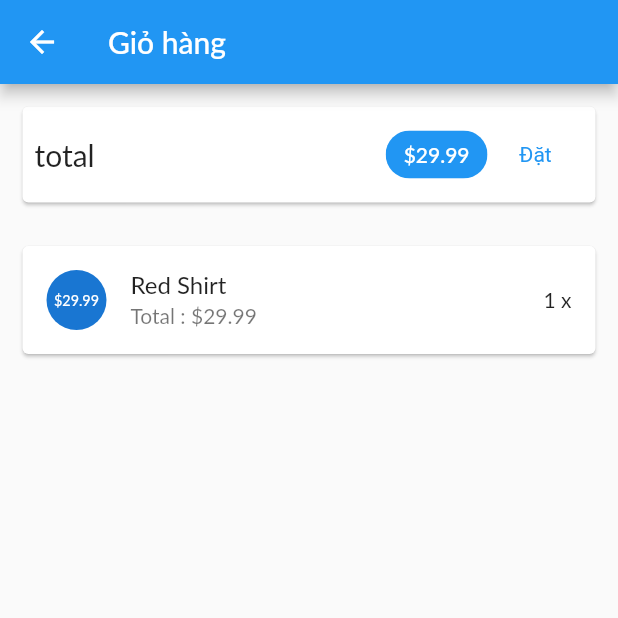
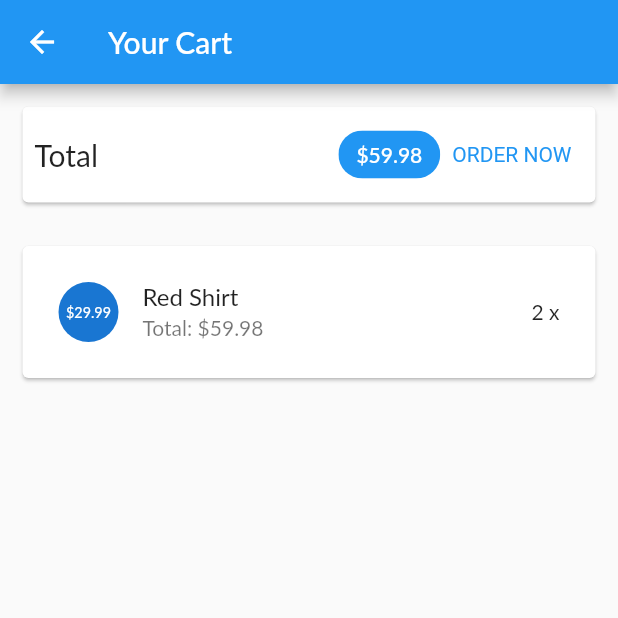
Before and after one commit to Duchuynh09/my-shop, a Flutter app: the CartScreen screen opened by its route, on a phone screen of 412 x 824 dp, the top half of it. Run offline on Flutter 3.47's test engine with Material 2 defaults, Android fonts, the phone set to English and light mode, and no system bars; network calls fail; Roboto replaces fonts that are missing (Lato).

Commit message:
Quan ly trang thai voi provider - CartManager

```diff
--- a/lib/main.dart
+++ b/lib/main.dart
@@ -13,7 +13,10 @@ class MyApp extends StatelessWidget {
     return MultiProvider(
       providers: [
         ChangeNotifierProvider(
-          create: (context) => ProductsManager(),
+          create: (ctx) => ProductsManager(),
+        ),
+        ChangeNotifierProvider(
+          create: (ctx) => CartManager(),
         ),
       ],
       child: MaterialApp(
--- a/lib/ui/Cart/cart_item_card.dart
+++ b/lib/ui/Cart/cart_item_card.dart
@@ -1,27 +1,26 @@
 import 'package:flutter/material.dart';
+import 'package:provider/provider.dart';
+
 import '../../models/cart_item.dart';
 import '../shared/dialog_utils.dart';
+import 'cart_manager.dart';
 
 class CartItemCard extends StatelessWidget {
-  final String producId;
+  final String productId;
   final CartItem cardItem;
-  const CartItemCard({
-    required this.producId,
-    required this.cardItem,
-    super.key,
-  });
+
+  const CartItemCard(
+      {super.key, required this.productId, required this.cardItem});
+
   @override
   Widget build(BuildContext context) {
     return Dismissible(
       key: ValueKey(cardItem.id),
       background: Container(
+        color: Theme.of(context).errorColor,
         alignment: Alignment.centerRight,
-        color: Theme.of(context).errorColor,
         padding: const EdgeInsets.only(right: 20),
-        margin: const EdgeInsets.symmetric(
-          horizontal: 15,
-          vertical: 4,
-        ),
+        margin: const EdgeInsets.symmetric(horizontal: 15, vertical: 4),
         child: const Icon(
           Icons.delete,
           color: Colors.white,
@@ -30,19 +29,23 @@ class CartItemCard extends StatelessWidget {
       ),
       direction: DismissDirection.endToStart,
       confirmDismiss: (direction) {
-        return showComfirmDialog(context, 'Không mua nữa?');
+        return showComfirmDialog(
+          context,
+          'Do you want to remove the item from the cart?',
+        );
       },
-      onDismissed: (direction) => {},
+      onDismissed: (direction) {
+        context.read<CartManager>().removeItem(productId);
+      },
       child: buildItemCard(),
     );
   }
 
   Widget buildItemCard() {
     return Card(
-      margin: const EdgeInsets.symmetric(
-        horizontal: 15,
-        vertical: 4,
-      ),
+      margin: const EdgeInsets.symmetric(horizontal: 15, vertical: 4),
+      child: Padding(
+        padding: const EdgeInsets.all(8),
         child: ListTile(
           leading: CircleAvatar(
             child: Padding(
@@ -53,8 +56,9 @@ class CartItemCard extends StatelessWidget {
             ),
           ),
           title: Text(cardItem.title),
-        subtitle: Text('Total : \$${cardItem.price * cardItem.quantity}'),
+          subtitle: Text('Total: \$${(cardItem.price * cardItem.quantity)}'),
           trailing: Text('${cardItem.quantity} x'),
+        ),
       ),
     );
   }
--- a/lib/ui/Cart/cart_manager.dart
+++ b/lib/ui/Cart/cart_manager.dart
@@ -1,16 +1,14 @@
+import 'package:flutter/foundation.dart';
+
 import '../../models/cart_item.dart';
+import '../../models/product.dart';
 
+class CartManager with ChangeNotifier {
+  Map<String, CartItem> _items = {
+    'p1': CartItem(id: 'c1', title: 'Red Shirt', price: 29.99, quantity: 2),
+  };
 
-class CartManager {
-  final Map<String, CartItem> _items = {
-    'p1': CartItem(
-      id: 'c1',
-      title: 'Red Shirt',
-      quantity: 1,
-      price: 29.99,
-    ),
-  };
-  int get producCount {
+  int get productCount {
     return _items.length;
   }
 
@@ -24,9 +22,55 @@ class CartManager {
 
   double get totalAmount {
     var total = 0.0;
-    _items.forEach((key, value) {
-      total += value.price * value.quantity;
+    _items.forEach((key, CartItem) {
+      total += CartItem.price * CartItem.quantity;
     });
     return total;
   }
+
+  void addItem(Product product) {
+    if (_items.containsKey(product.id)) {
+      _items.update(
+        product.id!,
+        (existingCartItem) => existingCartItem.copyWith(
+          quantity: existingCartItem.quantity + 1,
+        ),
+      );
+    } else {
+      _items.putIfAbsent(
+          product.id!,
+          () => CartItem(
+              id: 'c${DateTime.now().toIso8601String()}',
+              title: product.title,
+              quantity: 1,
+              price: product.price));
+    }
+    notifyListeners();
+  }
+
+  void removeItem(String productId) {
+    _items.remove(productId);
+    notifyListeners();
+  }
+
+  void removeSingleItem(String productId) {
+    if (!_items.containsKey(productId)) {
+      return;
+    }
+    if (_items[productId]?.quantity as num > 1) {
+      _items.update(
+          productId,
+          (existingCartItem) => existingCartItem.copyWith(
+                quantity: existingCartItem.quantity - 1,
+              ));
+    } else {
+      _items.remove(productId);
+    }
+    notifyListeners();
+  }
+
+  void clear() {
+    _items = {};
+    notifyListeners();
+  }
 }
--- a/lib/ui/Cart/cart_screen.dart
+++ b/lib/ui/Cart/cart_screen.dart
@@ -1,44 +1,30 @@
 import 'package:flutter/material.dart';
+import 'package:provider/provider.dart';
+
 import 'cart_manager.dart';
 import 'cart_item_card.dart';
 
 class CartScreen extends StatelessWidget {
   static const routeName = '/cart';
-  const CartScreen({Key? key}) : super(key: key);
+
+  const CartScreen({super.key});
 
   @override
   Widget build(BuildContext context) {
-    final cart = CartManager();
+    final cart = context.watch<CartManager>();
     return Scaffold(
       appBar: AppBar(
-        title: const Text(
-          'Giỏ hàng',
-        ),
+        title: const Text('Your Cart'),
       ),
       body: Column(
         children: <Widget>[
           buildCartSummary(cart, context),
-          const SizedBox(
-            height: 10,
-          ),
+          const SizedBox(height: 10),
           Expanded(
             child: buildCartDetails(cart),
-          )
+          ),
         ],
       ),
-    );
-  }
-
-  Widget buildCartDetails(CartManager cart) {
-    return ListView(
-      children: cart.productEntries
-          .map(
-            (e) => CartItemCard(
-              producId: e.key,
-              cardItem: e.value,
-            ),
-          )
-          .toList(),
     );
   }
 
@@ -51,7 +37,7 @@ class CartScreen extends StatelessWidget {
           mainAxisAlignment: MainAxisAlignment.spaceBetween,
           children: <Widget>[
             const Text(
-              'total',
+              'Total',
               style: TextStyle(fontSize: 20),
             ),
             const Spacer(),
@@ -64,19 +50,27 @@ class CartScreen extends StatelessWidget {
               backgroundColor: Theme.of(context).primaryColor,
             ),
             TextButton(
-              onPressed: () {},
+              onPressed: () {
+                print('An order has been added');
+              },
               style: TextButton.styleFrom(
-                textStyle: TextStyle(
-                  color: Theme.of(context).primaryColor,
-                ),
-              ),
-              child: const Text(
-                'Đặt',
-              ),
-            ),
+                  textStyle: TextStyle(color: Theme.of(context).primaryColor)),
+              child: const Text('ORDER NOW'),
+            )
           ],
         ),
       ),
     );
   }
+
+  Widget buildCartDetails(CartManager cart) {
+    return ListView(
+      children: cart.productEntries
+          .map(
+            (entry) =>
+                CartItemCard(productId: entry.key, cardItem: entry.value),
+          )
+          .toList(),
+    );
+  }
 }
--- a/lib/ui/products/products_grid.dart
+++ b/lib/ui/products/products_grid.dart
@@ -10,7 +10,6 @@ class ProductsGrid extends StatelessWidget {
 
   @override
   Widget build(BuildContext context) {
-    final productsManager = ProductsManager();
     final products = context.select<ProductsManager, List<Product>>(
         (productsManager) => showFavrites
             ? productsManager.favoriteItems
@@ -19,7 +18,7 @@ class ProductsGrid extends StatelessWidget {
     return GridView.builder(
       padding: const EdgeInsets.all(10.0),
       itemCount: products.length,
-      itemBuilder: (itx, i) => ProducGridTile(products[i]),
+      itemBuilder: (itx, i) => ProductGridTile(products[i]),
       gridDelegate: const SliverGridDelegateWithFixedCrossAxisCount(
         crossAxisCount: 2,
         childAspectRatio: 3 / 2,
```
Also changed, not shown: lib/ui/products/product_grid_tile.dart (+42 -10 lines), lib/ui/products/product_overview_screen.dart (+44 -19 lines). Lines whose indentation alone changed are shown as unchanged.
